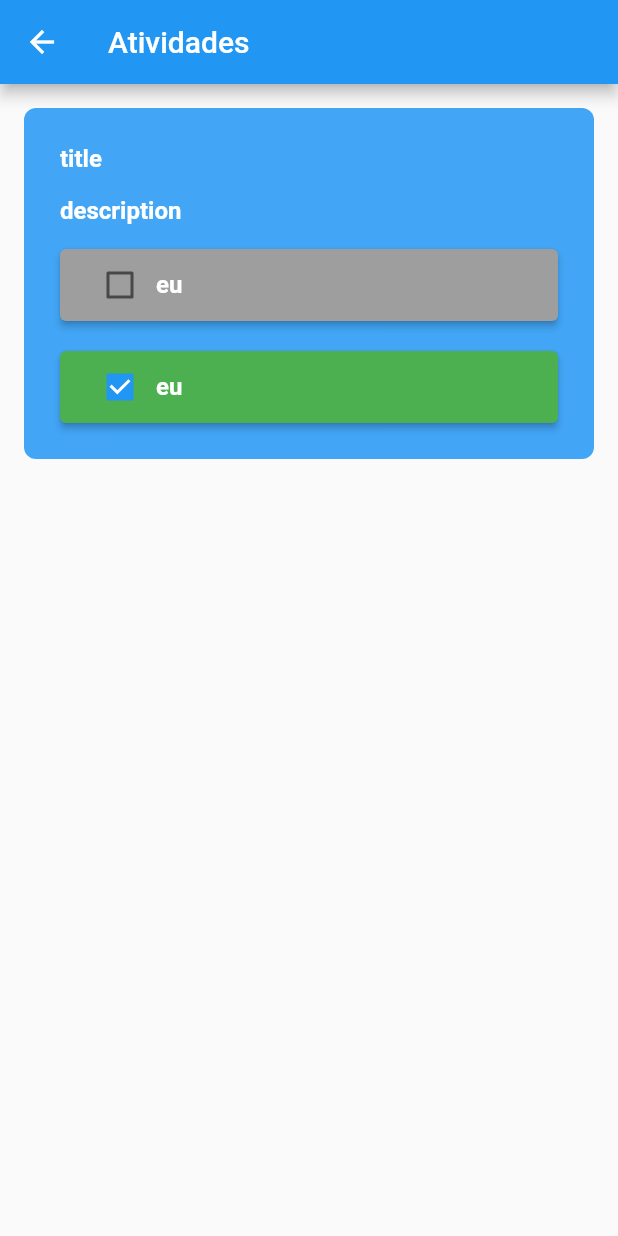
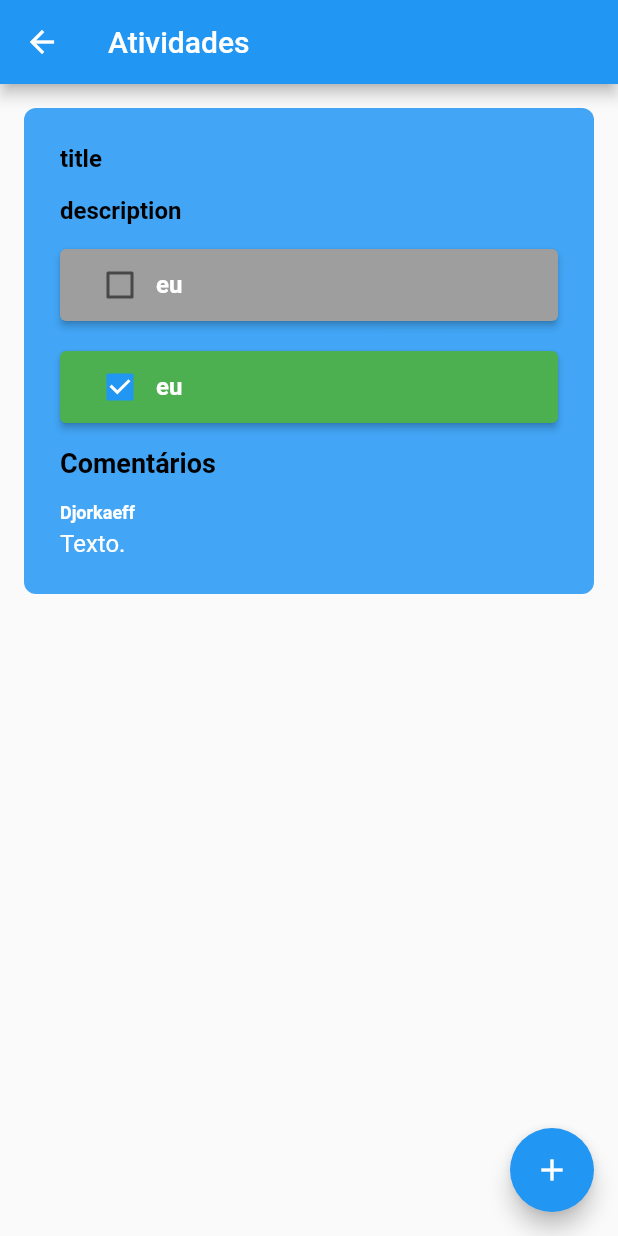
Before and after one commit to bacuarabrasil/krenak-app, a Flutter app: the HomeworkView screen opened by its route, on a phone screen of 412 x 824 dp. Run offline on Flutter 3.47's test engine with Material 2 defaults, Android fonts, the phone set to English and light mode, and no system bars; our stand-ins replace dio, flutter_secure_storage; accounts and stored records are empty.

Commit message:
Added Comment List
Co-authored-by: Guilherme Siqueira <guilhersiqueira@gmail.com>
Co-authored-by: Icaro Oliveira <icarooliv2@gmail.com>
Co-authored-by: AlanDouglas Mendes <alandgmendes@gmail.com>
Signed-off-by: Djorkaeff Alexandre <djorkaeff.unb@gmail.com>

```diff
--- /dev/null
+++ b/lib/Scenes/Homework/CommentList.dart
@@ -0,0 +1,43 @@
+import 'package:flutter/material.dart';
+import 'package:krenak/Scenes/Homework/Homework.dart';
+
+class CommentListWidget extends StatefulWidget {
+  final List<Comment> comments;
+
+  const CommentListWidget({this.comments});
+
+  @override
+  _CommentListWidgetState createState() => _CommentListWidgetState();
+}
+
+class _CommentListWidgetState extends State<CommentListWidget> {
+  @override
+  Widget build(BuildContext context) {
+    var comments = widget.comments;
+    return Wrap(
+        spacing: 20,
+        runSpacing: 20,
+        children: comments
+            .map((comment) => Column(
+                  crossAxisAlignment: CrossAxisAlignment.start,
+                  children: <Widget>[
+                    Text(
+                      comment.name,
+                      style: TextStyle(
+                          fontSize: 12,
+                          fontWeight: FontWeight.bold,
+                          color: Colors.white),
+                    ),
+                    SizedBox(height: 4),
+                    Text(
+                      comment.text,
+                      style: TextStyle(
+                          fontSize: 16,
+                          fontWeight: FontWeight.normal,
+                          color: Colors.white),
+                    ),
+                  ],
+                ))
+            .toList());
+  }
+}
--- a/lib/Scenes/Homework/Homework.dart
+++ b/lib/Scenes/Homework/Homework.dart
@@ -9,6 +9,7 @@ class Comment {
   factory Comment.fromJson(Map<String, dynamic> json) {
     return Comment(id: json['id'], name: json['name'], text: json['text']);
   }
+
 }
 
 class Task {
@@ -21,19 +22,25 @@ class Task {
   factory Task.fromJson(Map<String, dynamic> json) {
     return Task(title: json['title'], done: json['done']);
   }
+
 }
 
 class Homework {
 
   String title;
   String description;
+  List<Task> tasks;
+  List<Comment> comments;
 
-  Homework({this.title, this.description});
+  Homework({this.title, this.description, this.tasks, this.comments});
 
   factory Homework.fromJson(Map<String, dynamic> json) {
     return Homework(
       title: json['title'],
-      description: json['description']
+      description: json['description'],
+      tasks: [],
+      comments: []
     );
   }
+
 }
--- a/lib/Scenes/Homework/HomeworkView.dart
+++ b/lib/Scenes/Homework/HomeworkView.dart
@@ -1,4 +1,5 @@
 import 'package:flutter/material.dart';
+import 'package:krenak/Scenes/Homework/CommentList.dart';
 import 'package:krenak/Scenes/Homework/Homework.dart';
 import 'package:krenak/Scenes/Homework/TaskList.dart';
 
@@ -10,7 +11,6 @@ class HomeworkView extends StatefulWidget {
 }
 
 class HomeworkViewState extends State<HomeworkView> {
-  final _formKey = GlobalKey<FormState>();
 
   @override
   void initState() {
@@ -21,7 +21,9 @@ class HomeworkViewState extends State<HomeworkView> {
     homeworks.add(
       Homework(
         title: 'title',
-        description: 'description'
+        description: 'description',
+        tasks: [Task(title: "eu", done: false), Task(title: "eu", done: true)],
+        comments: [Comment(id: "", name: "Djorkaeff", text: "Texto.")]
       )
     );
   }
@@ -52,11 +54,7 @@ class HomeworkViewState extends State<HomeworkView> {
         body: ListView(
           padding: EdgeInsets.symmetric(vertical: 8.0),
           children: homeworks
-              .map((homework) => InkWell(
-                  onTap: () {
-                    Navigator.pushNamed(context, '/homework');
-                  },
-                  child: Container(
+              .map((homework) => Container(
                       decoration: new BoxDecoration(
                           color: Colors.blue[400],
                           borderRadius: new BorderRadius.circular(8.0)),
@@ -73,7 +71,7 @@ class HomeworkViewState extends State<HomeworkView> {
                                 style: TextStyle(
                                     fontSize: 16,
                                     fontWeight: FontWeight.bold,
-                                    color: Colors.white),
+                                    color: Colors.black),
                               ),
                               SizedBox(height: 16),
                               Text(
@@ -81,13 +79,31 @@ class HomeworkViewState extends State<HomeworkView> {
                                 style: TextStyle(
                                     fontSize: 16,
                                     fontWeight: FontWeight.bold,
-                                    color: Colors.white),
+                                    color: Colors.black),
                               ),
                               SizedBox(height: 16),
-                              TaskListWidget(tasks: [Task(title: "eu", done: false), Task(title: "eu", done: true)])
+                              TaskListWidget(tasks: homework.tasks),
+                              SizedBox(height: 16),
+                              Text(
+                                "Comentários",
+                                style: TextStyle(
+                                    fontSize: 18,
+                                    fontWeight: FontWeight.bold,
+                                    color: Colors.black),
+                              ),
+                              SizedBox(height: 16),
+                              CommentListWidget(comments: homework.comments)
                             ],
-                          )))))
+                          ))))
               .toList(),
-        ));
+        ),
+        floatingActionButton: FloatingActionButton(
+        onPressed: () {
+          // Add your onPressed code here!
+        },
+        child: const Icon(Icons.add),
+        backgroundColor: Colors.blue,
+      ),
+        );
   }
 }
```
